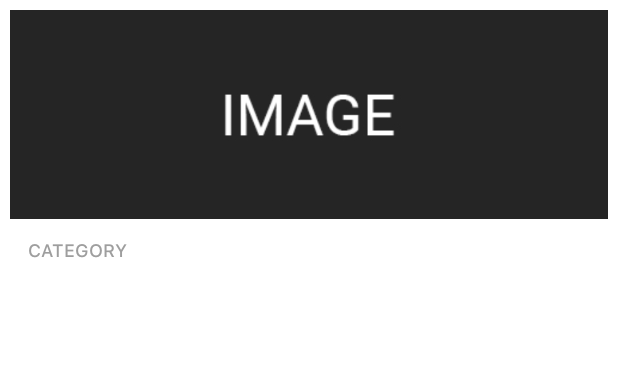
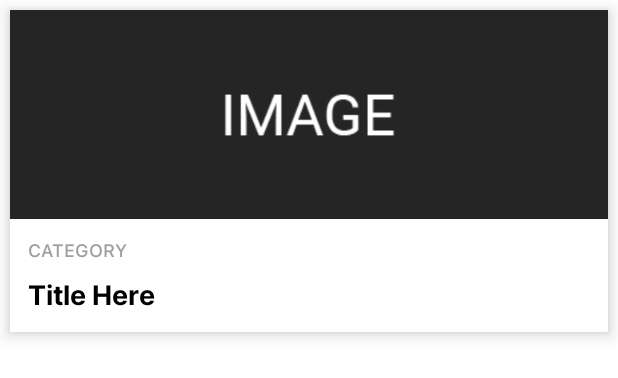
Before and after one commit to mdshourovmolla2000/WireNews-App, an Android app: the layout single_news_item_layout.xml on its own in the app's theme, with its tools: preview values and no code run, on a phone screen of 412 x 824 dp. Shown: the top 378 px of the screen. Run offline under Robolectric (Android 15) with nearby library versions, the phone set to English and light mode, and no system bars.

Commit message:
font added

```diff
--- a/app/src/main/res/layout/single_news_item_layout.xml
+++ b/app/src/main/res/layout/single_news_item_layout.xml
@@ -1,10 +1,18 @@
 <?xml version="1.0" encoding="utf-8"?>
-<androidx.constraintlayout.widget.ConstraintLayout
+
+<androidx.cardview.widget.CardView
     android:layout_width="match_parent"
     android:layout_height="wrap_content"
     xmlns:android="http://schemas.android.com/apk/res/android"
     xmlns:app="http://schemas.android.com/apk/res-auto"
-    android:layout_margin="@dimen/_5sdp">
+    android:layout_margin="@dimen/_5sdp"
+    app:cardBackgroundColor="@color/white"
+    app:cardCornerRadius="0dp"
+    app:cardElevation="@dimen/_5sdp">
+
+    <androidx.constraintlayout.widget.ConstraintLayout
+        android:layout_width="match_parent"
+        android:layout_height="match_parent">
 
         <ImageView
             android:id="@+id/newsCoverImageview"
@@ -34,6 +42,20 @@
                 android:textColor="#9E9E9E"
                 android:fontFamily="@font/sf_pro_text_medium"/>
 
+            <TextView
+                android:id="@+id/titleTextview"
+                android:layout_width="wrap_content"
+                android:layout_height="wrap_content"
+                app:layout_constraintStart_toStartOf="parent"
+                app:layout_constraintTop_toBottomOf="@id/categoryTextview"
+                android:text="Title Here"
+                android:textSize="@dimen/_14sdp"
+                android:textColor="@color/black"
+                android:fontFamily="@font/inter_bold"
+                android:layout_marginTop="@dimen/_6sdp"/>
+
         </androidx.constraintlayout.widget.ConstraintLayout>
 
     </androidx.constraintlayout.widget.ConstraintLayout>
+
+</androidx.cardview.widget.CardView>
```
Also changed, not shown: app/src/main/res/font/inter_bold.ttf (added). Lines whose indentation alone changed are shown as unchanged.
